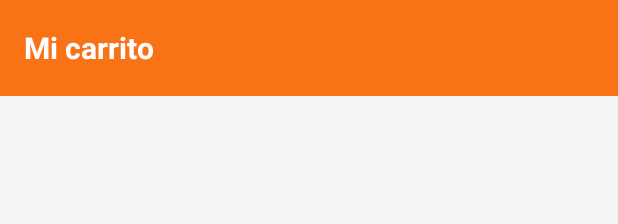
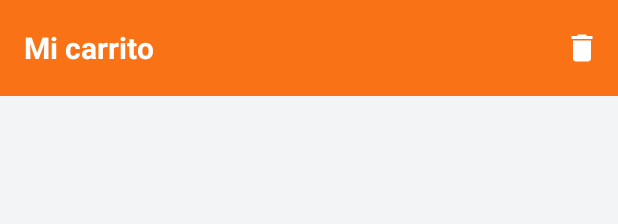
Before and after one commit to BStivenRamirezM/MotoMarket, an Android app: the layout fragment_carrito.xml on its own in the app's theme, with its tools: preview values and no code run, on a phone screen of 412 x 824 dp. Shown: the top 224 px of the screen. Run offline under Robolectric (Android 15) with nearby library versions, the phone set to English and light mode, and no system bars.

Commit message:
Carrito: eliminar productos con opción de deshacer y vaciar carrito con confirmación

```diff
--- a/app/src/main/java/com/motomarket/app/data/CarritoRepository.kt
+++ b/app/src/main/java/com/motomarket/app/data/CarritoRepository.kt
@@ -1,10 +1,13 @@
 package com.motomarket.app.data
 
+import com.motomarket.app.models.ItemCarrito
 import com.motomarket.app.models.Producto
 import com.motomarket.app.models.ResumenCarrito
 
 interface CarritoRepository {
     suspend fun obtenerResumen(): ResumenCarrito
     suspend fun agregar(producto: Producto)
+    suspend fun eliminar(productoId: String)
+    suspend fun restaurar(item: ItemCarrito, posicion: Int)
     suspend fun vaciar()
 }
--- /dev/null
+++ b/app/src/main/res/drawable/ic_delete.xml
@@ -0,0 +1,9 @@
+<vector xmlns:android="http://schemas.android.com/apk/res/android"
+    android:width="24dp"
+    android:height="24dp"
+    android:viewportWidth="24"
+    android:viewportHeight="24">
+    <path
+        android:fillColor="@color/texto_principal"
+        android:pathData="M6,19c0,1.1 0.9,2 2,2h8c1.1,0 2,-0.9 2,-2V7H6v12zM19,4h-3.5l-1,-1h-5l-1,1H5v2h14V4z" />
+</vector>
--- /dev/null
+++ b/app/src/main/res/menu/menu_carrito.xml
@@ -0,0 +1,10 @@
+<?xml version="1.0" encoding="utf-8"?>
+<menu xmlns:android="http://schemas.android.com/apk/res/android"
+    xmlns:app="http://schemas.android.com/apk/res-auto">
+    <item
+        android:id="@+id/accion_vaciar_carrito"
+        android:icon="@drawable/ic_delete"
+        android:title="@string/carrito_vaciar"
+        app:iconTint="@color/blanco"
+        app:showAsAction="ifRoom" />
+</menu>
--- a/app/src/main/res/values/strings.xml
+++ b/app/src/main/res/values/strings.xml
@@ -120,6 +120,12 @@
     <string name="carrito_total">Total</string>
     <string name="carrito_ir_a_pagar">Ir a pagar</string>
     <string name="carrito_vacio">Tu carrito está vacío</string>
+    <string name="carrito_eliminado">%1$s eliminado del carrito</string>
+    <string name="carrito_vaciar">Vaciar carrito</string>
+    <string name="carrito_vaciar_titulo">¿Vaciar el carrito?</string>
+    <string name="carrito_vaciar_mensaje">Se quitarán todos los productos. Puedes volver a agregarlos desde el catálogo.</string>
+    <string name="deshacer">Deshacer</string>
+    <string name="cd_eliminar_producto">Eliminar del carrito</string>
 
     <string name="titulo_pago">Pago seguro</string>
     <string name="pago_direccion_entrega">Dirección de entrega</string>
```
Also changed, not shown: app/src/main/java/com/motomarket/app/data/fake/FakeCarritoRepository.kt (+8 -0 lines), app/src/main/java/com/motomarket/app/ui/comprador/CarritoAdapter.kt (+8 -2 lines), app/src/main/java/com/motomarket/app/ui/comprador/CarritoFragment.kt (+43 -1 lines).
